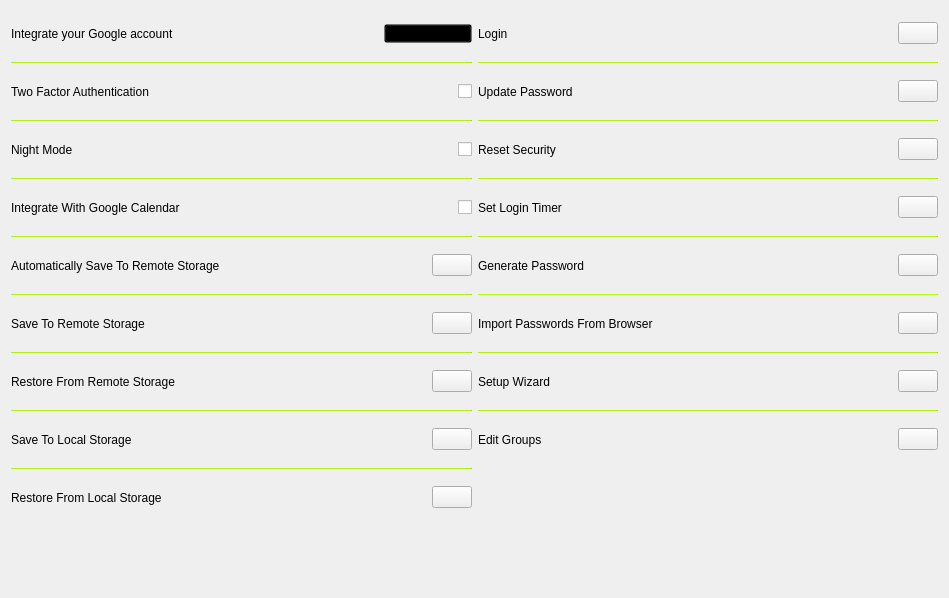
The window that designs/xml/settings_tab.ui (daniel-deru/WorkMate-3.0) describes before a commit, drawn with Qt 5.
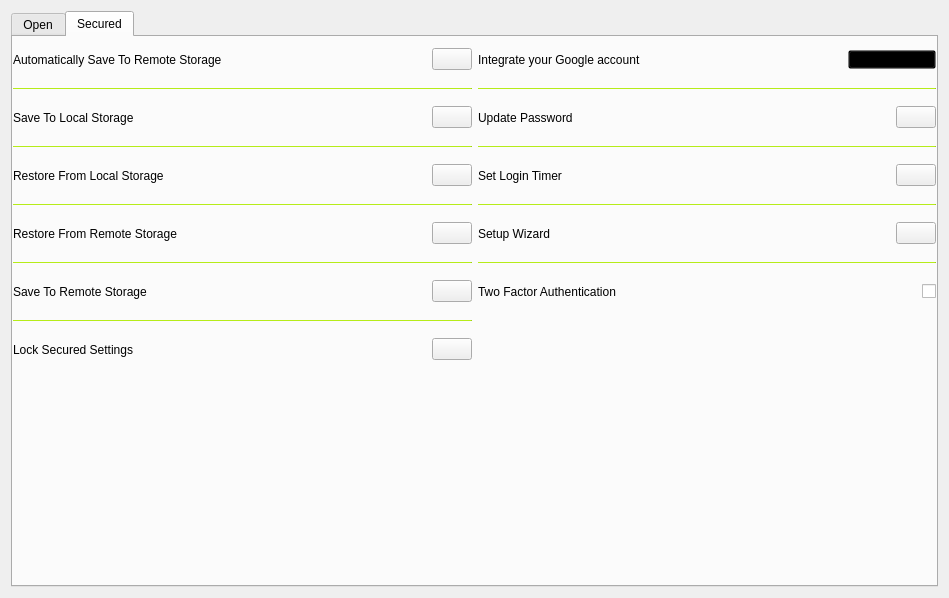
The same window after the commit. The open tabs and pages were chosen to show the change.

Commit message: separated settings into open and secured settings. disconnected login state from vault with login state in settings

Diff of the .ui file:
```diff
--- a/designs/xml/settings_tab.ui
+++ b/designs/xml/settings_tab.ui
@@ -15,16 +15,38 @@
   </property>
   <layout class="QHBoxLayout" name="horizontalLayout_5">
    <item>
-    <layout class="QVBoxLayout" name="verticalLayout">
-     <property name="spacing">
-      <number>6</number>
+    <widget class="QTabWidget" name="tab_widget_settings">
+     <property name="cursor">
+      <cursorShape>ArrowCursor</cursorShape>
      </property>
+     <property name="currentIndex">
+      <number>0</number>
+     </property>
+     <widget class="QWidget" name="tab_open">
+      <attribute name="title">
+       <string>Open</string>
+      </attribute>
+      <layout class="QHBoxLayout" name="horizontalLayout_18">
+       <property name="leftMargin">
+        <number>0</number>
+       </property>
+       <property name="topMargin">
+        <number>0</number>
+       </property>
+       <property name="rightMargin">
+        <number>0</number>
+       </property>
+       <property name="bottomMargin">
+        <number>0</number>
+       </property>
      <item>
-      <layout class="QHBoxLayout" name="horizontalLayout_13">
+        <layout class="QVBoxLayout" name="verticalLayout_4">
        <item>
-        <widget class="QLabel" name="lbl_google_integration">
+          <layout class="QHBoxLayout" name="horizontalLayout_14">
+           <item>
+            <widget class="QLabel" name="lbl_groups">
          <property name="sizePolicy">
-          <sizepolicy hsizetype="Expanding" vsizetype="Fixed">
+              <sizepolicy hsizetype="Expanding" vsizetype="Preferred">
            <horstretch>0</horstretch>
            <verstretch>0</verstretch>
           </sizepolicy>
@@ -36,28 +58,24 @@
           </size>
          </property>
          <property name="text">
-          <string>Integrate your Google account</string>
+              <string>Edit Groups</string>
          </property>
         </widget>
        </item>
        <item>
-        <widget class="QToolButton" name="btn_google">
+            <widget class="QPushButton" name="btn_groups">
          <property name="cursor">
           <cursorShape>PointingHandCursor</cursorShape>
          </property>
-         <property name="styleSheet">
-          <string notr="true">background-color: transparent;
-padding: 0px;</string>
-         </property>
          <property name="text">
-          <string>Google Button</string>
+              <string/>
          </property>
         </widget>
        </item>
       </layout>
      </item>
      <item>
-      <widget class="QFrame" name="frame">
+          <widget class="Line" name="line">
        <property name="maximumSize">
         <size>
          <width>16777215</width>
@@ -65,23 +83,17 @@
         </size>
        </property>
        <property name="styleSheet">
-        <string notr="true">background:#9ecd16;</string>
-       </property>
-       <property name="frameShape">
-        <enum>QFrame::HLine</enum>
-       </property>
-       <property name="frameShadow">
-        <enum>QFrame::Sunken</enum>
-       </property>
-       <property name="lineWidth">
-        <number>1</number>
-       </property>
+            <string notr="true">background-color: #9ecd16;</string>
+           </property>
+           <property name="orientation">
+            <enum>Qt::Horizontal</enum>
+           </property>
       </widget>
      </item>
      <item>
-      <layout class="QHBoxLayout" name="horizontalLayout_7">
+          <layout class="QHBoxLayout" name="horizontalLayout_12">
        <item>
-        <widget class="QLabel" name="lbl_2fa">
+            <widget class="QLabel" name="lbl_generate_password">
          <property name="sizePolicy">
           <sizepolicy hsizetype="Expanding" vsizetype="Fixed">
            <horstretch>0</horstretch>
@@ -94,19 +106,13 @@
            <height>45</height>
           </size>
          </property>
-         <property name="maximumSize">
-          <size>
-           <width>16777215</width>
-           <height>16777215</height>
-          </size>
-         </property>
          <property name="text">
-          <string>Two Factor Authentication</string>
+              <string>Generate Password</string>
          </property>
         </widget>
        </item>
        <item>
-        <widget class="QCheckBox" name="chkbox_2fa">
+            <widget class="QPushButton" name="btn_generate_password">
          <property name="cursor">
           <cursorShape>PointingHandCursor</cursorShape>
          </property>
@@ -118,7 +124,7 @@
       </layout>
      </item>
      <item>
-      <widget class="QFrame" name="frame_6">
+          <widget class="Line" name="line_2">
        <property name="maximumSize">
         <size>
          <width>16777215</width>
@@ -126,13 +132,10 @@
         </size>
        </property>
        <property name="styleSheet">
-        <string notr="true">background: #9ecd16;</string>
-       </property>
-       <property name="frameShape">
-        <enum>QFrame::HLine</enum>
-       </property>
-       <property name="frameShadow">
-        <enum>QFrame::Sunken</enum>
+            <string notr="true">background-color: #9ecd16;</string>
+           </property>
+           <property name="orientation">
+            <enum>Qt::Horizontal</enum>
        </property>
       </widget>
      </item>
@@ -176,7 +179,7 @@
       </layout>
      </item>
      <item>
-      <widget class="QFrame" name="frame_7">
+          <widget class="Line" name="line_3">
        <property name="maximumSize">
         <size>
          <width>16777215</width>
@@ -184,16 +187,10 @@
         </size>
        </property>
        <property name="styleSheet">
-        <string notr="true">background: #9ecd16;</string>
-       </property>
-       <property name="frameShape">
-        <enum>QFrame::HLine</enum>
-       </property>
-       <property name="frameShadow">
-        <enum>QFrame::Sunken</enum>
-       </property>
-       <property name="lineWidth">
-        <number>1</number>
+            <string notr="true">background-color: #9ecd16;</string>
+           </property>
+           <property name="orientation">
+            <enum>Qt::Horizontal</enum>
        </property>
       </widget>
      </item>
@@ -237,7 +234,7 @@
       </layout>
      </item>
      <item>
-      <widget class="QFrame" name="frame_8">
+          <widget class="Line" name="line_4">
        <property name="maximumSize">
         <size>
          <width>16777215</width>
@@ -245,16 +242,154 @@
         </size>
        </property>
        <property name="styleSheet">
-        <string notr="true">background: #9ecd16;</string>
-       </property>
-       <property name="frameShape">
-        <enum>QFrame::HLine</enum>
-       </property>
-       <property name="frameShadow">
-        <enum>QFrame::Sunken</enum>
-       </property>
-      </widget>
-     </item>
+            <string notr="true">background-color: #9ecd16;</string>
+           </property>
+           <property name="orientation">
+            <enum>Qt::Horizontal</enum>
+           </property>
+          </widget>
+         </item>
+         <item>
+          <layout class="QHBoxLayout" name="horizontalLayout_8">
+           <item>
+            <widget class="QLabel" name="lbl_forgot_password">
+             <property name="sizePolicy">
+              <sizepolicy hsizetype="Expanding" vsizetype="Preferred">
+               <horstretch>0</horstretch>
+               <verstretch>0</verstretch>
+              </sizepolicy>
+             </property>
+             <property name="minimumSize">
+              <size>
+               <width>0</width>
+               <height>45</height>
+              </size>
+             </property>
+             <property name="text">
+              <string>Reset Security</string>
+             </property>
+            </widget>
+           </item>
+           <item>
+            <widget class="QPushButton" name="btn_forgot_password">
+             <property name="sizePolicy">
+              <sizepolicy hsizetype="Minimum" vsizetype="Fixed">
+               <horstretch>0</horstretch>
+               <verstretch>0</verstretch>
+              </sizepolicy>
+             </property>
+             <property name="cursor">
+              <cursorShape>PointingHandCursor</cursorShape>
+             </property>
+             <property name="text">
+              <string/>
+             </property>
+            </widget>
+           </item>
+          </layout>
+         </item>
+         <item>
+          <widget class="Line" name="line_5">
+           <property name="maximumSize">
+            <size>
+             <width>16777215</width>
+             <height>1</height>
+            </size>
+           </property>
+           <property name="styleSheet">
+            <string notr="true">background-color: #9ecd16;</string>
+           </property>
+           <property name="orientation">
+            <enum>Qt::Horizontal</enum>
+           </property>
+          </widget>
+         </item>
+         <item>
+          <layout class="QHBoxLayout" name="horizontalLayout">
+           <item>
+            <widget class="QLabel" name="lbl_browser_web_import">
+             <property name="sizePolicy">
+              <sizepolicy hsizetype="Expanding" vsizetype="Preferred">
+               <horstretch>0</horstretch>
+               <verstretch>0</verstretch>
+              </sizepolicy>
+             </property>
+             <property name="minimumSize">
+              <size>
+               <width>0</width>
+               <height>45</height>
+              </size>
+             </property>
+             <property name="text">
+              <string>Import Passwords From Browser</string>
+             </property>
+            </widget>
+           </item>
+           <item>
+            <widget class="QPushButton" name="btn_browser_web_import">
+             <property name="cursor">
+              <cursorShape>PointingHandCursor</cursorShape>
+             </property>
+             <property name="text">
+              <string/>
+             </property>
+            </widget>
+           </item>
+          </layout>
+         </item>
+         <item>
+          <spacer name="verticalSpacer_3">
+           <property name="orientation">
+            <enum>Qt::Vertical</enum>
+           </property>
+           <property name="sizeHint" stdset="0">
+            <size>
+             <width>20</width>
+             <height>40</height>
+            </size>
+           </property>
+          </spacer>
+         </item>
+        </layout>
+       </item>
+       <item>
+        <layout class="QVBoxLayout" name="verticalLayout_5">
+         <item>
+          <spacer name="horizontalSpacer">
+           <property name="orientation">
+            <enum>Qt::Horizontal</enum>
+           </property>
+           <property name="sizeHint" stdset="0">
+            <size>
+             <width>40</width>
+             <height>20</height>
+            </size>
+           </property>
+          </spacer>
+         </item>
+        </layout>
+       </item>
+      </layout>
+     </widget>
+     <widget class="QWidget" name="tab_secured">
+      <attribute name="title">
+       <string>Secured</string>
+      </attribute>
+      <layout class="QHBoxLayout" name="horizontalLayout_6">
+       <property name="leftMargin">
+        <number>0</number>
+       </property>
+       <property name="topMargin">
+        <number>0</number>
+       </property>
+       <property name="rightMargin">
+        <number>0</number>
+       </property>
+       <property name="bottomMargin">
+        <number>0</number>
+       </property>
+       <item>
+        <layout class="QVBoxLayout" name="verticalLayout">
      <item>
       <layout class="QHBoxLayout" name="horizontalLayout_10">
        <item>
@@ -295,7 +430,7 @@
       </layout>
      </item>
      <item>
-      <widget class="QFrame" name="frame_9">
+          <widget class="Line" name="line_6">
        <property name="maximumSize">
         <size>
          <width>16777215</width>
@@ -303,138 +438,10 @@
         </size>
        </property>
        <property name="styleSheet">
-        <string notr="true">background: #9ecd16;</string>
-       </property>
-       <property name="frameShape">
-        <enum>QFrame::HLine</enum>
-       </property>
-       <property name="frameShadow">
-        <enum>QFrame::Sunken</enum>
-       </property>
-      </widget>
-     </item>
-     <item>
-      <layout class="QHBoxLayout" name="horizontalLayout_2">
-       <property name="topMargin">
-        <number>0</number>
-       </property>
-       <property name="bottomMargin">
-        <number>0</number>
-       </property>
-       <item>
-        <widget class="QLabel" name="lbl_save_remote">
-         <property name="sizePolicy">
-          <sizepolicy hsizetype="Expanding" vsizetype="Fixed">
-           <horstretch>0</horstretch>
-           <verstretch>0</verstretch>
-          </sizepolicy>
-         </property>
-         <property name="minimumSize">
-          <size>
-           <width>0</width>
-           <height>45</height>
-          </size>
-         </property>
-         <property name="text">
-          <string>Save To Remote Storage</string>
-         </property>
-        </widget>
-       </item>
-       <item>
-        <widget class="QPushButton" name="btn_save_google_drive">
-         <property name="sizePolicy">
-          <sizepolicy hsizetype="Minimum" vsizetype="Fixed">
-           <horstretch>0</horstretch>
-           <verstretch>0</verstretch>
-          </sizepolicy>
-         </property>
-         <property name="cursor">
-          <cursorShape>PointingHandCursor</cursorShape>
-         </property>
-         <property name="text">
-          <string/>
-         </property>
-        </widget>
-       </item>
-      </layout>
-     </item>
-     <item>
-      <widget class="QFrame" name="frame_10">
-       <property name="maximumSize">
-        <size>
-         <width>16777215</width>
-         <height>1</height>
-        </size>
-       </property>
-       <property name="styleSheet">
-        <string notr="true">background: #9ecd16;</string>
-       </property>
-       <property name="frameShape">
-        <enum>QFrame::HLine</enum>
-       </property>
-       <property name="frameShadow">
-        <enum>QFrame::Sunken</enum>
-       </property>
-      </widget>
-     </item>
-     <item>
-      <layout class="QHBoxLayout" name="horizontalLayout_11">
-       <item>
-        <widget class="QLabel" name="lbl_restore_remote">
-         <property name="sizePolicy">
-          <sizepolicy hsizetype="Expanding" vsizetype="Fixed">
-           <horstretch>0</horstretch>
-           <verstretch>0</verstretch>
-          </sizepolicy>
-         </property>
-         <property name="minimumSize">
-          <size>
-           <width>0</width>
-           <height>45</height>
-          </size>
-         </property>
-         <property name="text">
-          <string>Restore From Remote Storage</string>
-         </property>
-        </widget>
-       </item>
-       <item>
-        <widget class="QPushButton" name="btn_google_drive_sync">
-         <property name="sizePolicy">
-          <sizepolicy hsizetype="Minimum" vsizetype="Fixed">
-           <horstretch>0</horstretch>
-           <verstretch>0</verstretch>
-          </sizepolicy>
-         </property>
-         <property name="cursor">
-          <cursorShape>PointingHandCursor</cursorShape>
-         </property>
-         <property name="text">
-          <string/>
-         </property>
-        </widget>
-       </item>
-      </layout>
-     </item>
-     <item>
-      <widget class="QFrame" name="frame_2">
-       <property name="maximumSize">
-        <size>
-         <width>16777215</width>
-         <height>1</height>
-        </size>
-       </property>
-       <property name="styleSheet">
-        <string notr="true">background: #9ecd16;</string>
-       </property>
-       <property name="frameShape">
-        <enum>QFrame::HLine</enum>
-       </property>
-       <property name="frameShadow">
-        <enum>QFrame::Sunken</enum>
-       </property>
-       <property name="lineWidth">
-        <number>1</number>
+            <string notr="true">background-color: #9ecd16;</string>
+           </property>
+           <property name="orientation">
+            <enum>Qt::Horizontal</enum>
        </property>
       </widget>
      </item>
@@ -472,7 +479,7 @@
       </layout>
      </item>
      <item>
-      <widget class="QFrame" name="frame_11">
+          <widget class="Line" name="line_8">
        <property name="maximumSize">
         <size>
          <width>16777215</width>
@@ -480,13 +487,10 @@
         </size>
        </property>
        <property name="styleSheet">
-        <string notr="true">background: #9ecd16;</string>
-       </property>
-       <property name="frameShape">
-        <enum>QFrame::HLine</enum>
-       </property>
-       <property name="frameShadow">
-        <enum>QFrame::Sunken</enum>
+            <string notr="true">background-color: #9ecd16;</string>
+           </property>
+           <property name="orientation">
+            <enum>Qt::Horizontal</enum>
        </property>
       </widget>
      </item>
@@ -524,7 +528,172 @@
       </layout>
      </item>
      <item>
-      <spacer name="verticalSpacer_2">
+          <widget class="Line" name="line_10">
+           <property name="maximumSize">
+            <size>
+             <width>16777215</width>
+             <height>1</height>
+            </size>
+           </property>
+           <property name="styleSheet">
+            <string notr="true">background-color: #9ecd16;</string>
+           </property>
+           <property name="orientation">
+            <enum>Qt::Horizontal</enum>
+           </property>
+          </widget>
+         </item>
+         <item>
+          <layout class="QHBoxLayout" name="horizontalLayout_11">
+           <item>
+            <widget class="QLabel" name="lbl_restore_remote">
+             <property name="sizePolicy">
+              <sizepolicy hsizetype="Expanding" vsizetype="Fixed">
+               <horstretch>0</horstretch>
+               <verstretch>0</verstretch>
+              </sizepolicy>
+             </property>
+             <property name="minimumSize">
+              <size>
+               <width>0</width>
+               <height>45</height>
+              </size>
+             </property>
+             <property name="text">
+              <string>Restore From Remote Storage</string>
+             </property>
+            </widget>
+           </item>
+           <item>
+            <widget class="QPushButton" name="btn_google_drive_sync">
+             <property name="sizePolicy">
+              <sizepolicy hsizetype="Minimum" vsizetype="Fixed">
+               <horstretch>0</horstretch>
+               <verstretch>0</verstretch>
+              </sizepolicy>
+             </property>
+             <property name="cursor">
+              <cursorShape>PointingHandCursor</cursorShape>
+             </property>
+             <property name="text">
+              <string/>
+             </property>
+            </widget>
+           </item>
+          </layout>
+         </item>
+         <item>
+          <widget class="Line" name="line_11">
+           <property name="maximumSize">
+            <size>
+             <width>16777215</width>
+             <height>1</height>
+            </size>
+           </property>
+           <property name="styleSheet">
+            <string notr="true">background-color: #9ecd16;</string>
+           </property>
+           <property name="orientation">
+            <enum>Qt::Horizontal</enum>
+           </property>
+          </widget>
+         </item>
+         <item>
+          <layout class="QHBoxLayout" name="horizontalLayout_2">
+           <property name="topMargin">
+            <number>0</number>
+           </property>
+           <property name="bottomMargin">
+            <number>0</number>
+           </property>
+           <item>
+            <widget class="QLabel" name="lbl_save_remote">
+             <property name="sizePolicy">
+              <sizepolicy hsizetype="Expanding" vsizetype="Fixed">
+               <horstretch>0</horstretch>
+               <verstretch>0</verstretch>
+              </sizepolicy>
+             </property>
+             <property name="minimumSize">
+              <size>
+               <width>0</width>
+               <height>45</height>
+              </size>
+             </property>
+             <property name="text">
+              <string>Save To Remote Storage</string>
+             </property>
+            </widget>
+           </item>
+           <item>
+            <widget class="QPushButton" name="btn_save_google_drive">
+             <property name="sizePolicy">
+              <sizepolicy hsizetype="Minimum" vsizetype="Fixed">
+               <horstretch>0</horstretch>
+               <verstretch>0</verstretch>
+              </sizepolicy>
+             </property>
+             <property name="cursor">
+              <cursorShape>PointingHandCursor</cursorShape>
+             </property>
+             <property name="text">
+              <string/>
+             </property>
+            </widget>
+           </item>
+          </layout>
+         </item>
+         <item>
+          <widget class="Line" name="line_14">
+           <property name="maximumSize">
+            <size>
+             <width>16777215</width>
+             <height>1</height>
+            </size>
+           </property>
+           <property name="styleSheet">
+            <string notr="true">background-color: #9ecd16;</string>
+           </property>
+           <property name="orientation">
+            <enum>Qt::Horizontal</enum>
+           </property>
+          </widget>
+         </item>
+         <item>
+          <layout class="QHBoxLayout" name="horizontalLayout_19">
+           <item>
+            <widget class="QLabel" name="lbl_lock">
+             <property name="sizePolicy">
+              <sizepolicy hsizetype="Expanding" vsizetype="Preferred">
+               <horstretch>0</horstretch>
+               <verstretch>0</verstretch>
+              </sizepolicy>
+             </property>
+             <property name="minimumSize">
+              <size>
+               <width>0</width>
+               <height>45</height>
+              </size>
+             </property>
+             <property name="text">
+              <string>Lock Secured Settings</string>
+             </property>
+            </widget>
+           </item>
+           <item>
+            <widget class="QPushButton" name="btn_lock">
+             <property name="cursor">
+              <cursorShape>PointingHandCursor</cursorShape>
+             </property>
+             <property name="text">
+              <string/>
+             </property>
+            </widget>
+           </item>
+          </layout>
+         </item>
+         <item>
+          <spacer name="verticalSpacer">
        <property name="orientation">
         <enum>Qt::Vertical</enum>
        </property>
@@ -540,21 +709,12 @@
    </item>
    <item>
     <layout class="QVBoxLayout" name="verticalLayout_2">
-     <property name="spacing">
-      <number>6</number>
-     </property>
      <item>
-      <layout class="QHBoxLayout" name="horizontalLayout_6">
-       <property name="topMargin">
-        <number>0</number>
-       </property>
-       <property name="bottomMargin">
-        <number>0</number>
-       </property>
+          <layout class="QHBoxLayout" name="horizontalLayout_13">
        <item>
-        <widget class="QLabel" name="lbl_login">
+            <widget class="QLabel" name="lbl_google_integration">
          <property name="sizePolicy">
-          <sizepolicy hsizetype="Expanding" vsizetype="Preferred">
+              <sizepolicy hsizetype="Expanding" vsizetype="Fixed">
            <horstretch>0</horstretch>
            <verstretch>0</verstretch>
           </sizepolicy>
@@ -566,30 +726,28 @@
           </size>
          </property>
          <property name="text">
-          <string>Login</string>
+              <string>Integrate your Google account</string>
          </property>
         </widget>
        </item>
        <item>
-        <widget class="QPushButton" name="btn_login">
-         <property name="sizePolicy">
-          <sizepolicy hsizetype="Minimum" vsizetype="Fixed">
-           <horstretch>0</horstretch>
-           <verstretch>0</verstretch>
-          </sizepolicy>
-         </property>
+            <widget class="QToolButton" name="btn_google">
          <property name="cursor">
           <cursorShape>PointingHandCursor</cursorShape>
          </property>
+             <property name="styleSheet">
+              <string notr="true">background-color: transparent;
+padding: 0px;</string>
+             </property>
          <property name="text">
-          <string/>
+              <string>Google Button</string>
          </property>
         </widget>
        </item>
       </layout>
      </item>
      <item>
-      <widget class="QFrame" name="frame_14">
+          <widget class="Line" name="line_13">
        <property name="maximumSize">
         <size>
          <width>16777215</width>
@@ -597,13 +755,10 @@
         </size>
        </property>
        <property name="styleSheet">
-        <string notr="true">background: #9ecd16;</string>
-       </property>
-       <property name="frameShape">
-        <enum>QFrame::HLine</enum>
-       </property>
-       <property name="frameShadow">
-        <enum>QFrame::Sunken</enum>
+            <string notr="true">background-color: #9ecd16;</string>
+           </property>
+           <property name="orientation">
+            <enum>Qt::Horizontal</enum>
        </property>
       </widget>
      </item>
@@ -641,7 +796,7 @@
       </layout>
      </item>
      <item>
-      <widget class="QFrame" name="frame_4">
+          <widget class="Line" name="line_7">
        <property name="maximumSize">
         <size>
          <width>16777215</width>
@@ -649,71 +804,10 @@
         </size>
        </property>
        <property name="styleSheet">
-        <string notr="true">background: #9ecd16;</string>
-       </property>
-       <property name="frameShape">
-        <enum>QFrame::HLine</enum>
-       </property>
-       <property name="frameShadow">
-        <enum>QFrame::Sunken</enum>
-       </property>
-      </widget>
-     </item>
-     <item>
-      <layout class="QHBoxLayout" name="horizontalLayout_8">
-       <item>
-        <widget class="QLabel" name="lbl_forgot_password">
-         <property name="sizePolicy">
-          <sizepolicy hsizetype="Expanding" vsizetype="Preferred">
-           <horstretch>0</horstretch>
-           <verstretch>0</verstretch>
-          </sizepolicy>
-         </property>
-         <property name="minimumSize">
-          <size>
-           <width>0</width>
-           <height>45</height>
-          </size>
-         </property>
-         <property name="text">
-          <string>Reset Security</string>
-         </property>
-        </widget>
-       </item>
-       <item>
-        <widget class="QPushButton" name="btn_forgot_password">
-         <property name="sizePolicy">
-          <sizepolicy hsizetype="Minimum" vsizetype="Fixed">
-           <horstretch>0</horstretch>
-           <verstretch>0</verstretch>
-          </sizepolicy>
-         </property>
-         <property name="cursor">
-          <cursorShape>PointingHandCursor</cursorShape>
-         </property>
-         <property name="text">
-          <string/>
-         </property>
-        </widget>
-       </item>
-      </layout>
-     </item>
-     <item>
-      <widget class="QFrame" name="frame_15">
-       <property name="maximumSize">
-        <size>
-         <width>16777215</width>
-         <height>1</height>
-        </size>
-       </property>
-       <property name="styleSheet">
-        <string notr="true">background: #9ecd16;</string>
-       </property>
-       <property name="frameShape">
-        <enum>QFrame::HLine</enum>
-       </property>
-       <property name="frameShadow">
-        <enum>QFrame::Sunken</enum>
+            <string notr="true">background-color: #9ecd16;</string>
+           </property>
+           <property name="orientation">
+            <enum>Qt::Horizontal</enum>
        </property>
       </widget>
      </item>
@@ -751,13 +845,7 @@
       </layout>
      </item>
      <item>
-      <widget class="QFrame" name="frame_3">
-       <property name="sizePolicy">
-        <sizepolicy hsizetype="Minimum" vsizetype="Fixed">
-         <horstretch>0</horstretch>
-         <verstretch>0</verstretch>
-        </sizepolicy>
-       </property>
+          <widget class="Line" name="line_12">
        <property name="maximumSize">
         <size>
          <width>16777215</width>
@@ -765,129 +853,10 @@
         </size>
        </property>
        <property name="styleSheet">
-        <string notr="true">background: #9ecd16;</string>
-       </property>
-       <property name="frameShape">
-        <enum>QFrame::HLine</enum>
-       </property>
-       <property name="frameShadow">
-        <enum>QFrame::Sunken</enum>
-       </property>
-       <property name="lineWidth">
-        <number>1</number>
-       </property>
-       <property name="midLineWidth">
-        <number>0</number>
-       </property>
-      </widget>
-     </item>
-     <item>
-      <layout class="QHBoxLayout" name="horizontalLayout_12">
-       <item>
-        <widget class="QLabel" name="lbl_generate_password">
-         <property name="sizePolicy">
-          <sizepolicy hsizetype="Expanding" vsizetype="Fixed">
-           <horstretch>0</horstretch>
-           <verstretch>0</verstretch>
-          </sizepolicy>
-         </property>
-         <property name="minimumSize">
-          <size>
-           <width>0</width>
-           <height>45</height>
-          </size>
-         </property>
-         <property name="text">
-          <string>Generate Password</string>
-         </property>
-        </widget>
-       </item>
-       <item>
-        <widget class="QPushButton" name="btn_generate_password">
-         <property name="cursor">
-          <cursorShape>PointingHandCursor</cursorShape>
-         </property>
-         <property name="text">
-          <string/>
-         </property>
-        </widget>
-       </item>
-      </layout>
-     </item>
-     <item>
-      <widget class="QFrame" name="frame_5">
-       <property name="maximumSize">
-        <size>
-         <width>16777215</width>
-         <height>1</height>
-        </size>
-       </property>
-       <property name="styleSheet">
-        <string notr="true">background: #9edc16;</string>
-       </property>
-       <property name="frameShape">
-        <enum>QFrame::HLine</enum>
-       </property>
-       <property name="frameShadow">
-        <enum>QFrame::Sunken</enum>
-       </property>
-      </widget>
-     </item>
-     <item>
-      <layout class="QHBoxLayout" name="horizontalLayout">
-       <item>
-        <widget class="QLabel" name="lbl_browser_web_import">
-         <property name="sizePolicy">
-          <sizepolicy hsizetype="Expanding" vsizetype="Preferred">
-           <horstretch>0</horstretch>
-           <verstretch>0</verstretch>
-          </sizepolicy>
-         </property>
-         <property name="minimumSize">
-          <size>
-           <width>0</width>
-           <height>45</height>
-          </size>
-         </property>
-         <property name="text">
-          <string>Import Passwords From Browser</string>
-         </property>
-        </widget>
-       </item>
-       <item>
-        <widget class="QPushButton" name="btn_browser_web_import">
-         <property name="cursor">
-          <cursorShape>PointingHandCursor</cursorShape>
-         </property>
-         <property name="text">
-          <string/>
-         </property>
-        </widget>
-       </item>
-      </layout>
-     </item>
-     <item>
-      <widget class="QFrame" name="frame_12">
-       <property name="sizePolicy">
-        <sizepolicy hsizetype="Minimum" vsizetype="Fixed">
-         <horstretch>0</horstretch>
-         <verstretch>0</verstretch>
-        </sizepolicy>
-       </property>
-       <property name="maximumSize">
-        <size>
-         <width>16777215</width>
-         <height>1</height>
-        </size>
-       </property>
-       <property name="styleSheet">
-        <string notr="true">background: #9ecd16;</string>
-       </property>
-       <property name="frameShape">
-        <enum>QFrame::HLine</enum>
-       </property>
-       <property name="frameShadow">
-        <enum>QFrame::Sunken</enum>
+            <string notr="true">background-color: #9ecd16;</string>
+           </property>
+           <property name="orientation">
+            <enum>Qt::Horizontal</enum>
        </property>
       </widget>
      </item>
@@ -925,7 +894,7 @@
       </layout>
      </item>
      <item>
-      <widget class="QFrame" name="frame_13">
+          <widget class="Line" name="line_9">
        <property name="maximumSize">
         <size>
          <width>16777215</width>
@@ -933,22 +902,19 @@
         </size>
        </property>
        <property name="styleSheet">
-        <string notr="true">background: #9ecd16;</string>
-       </property>
-       <property name="frameShape">
-        <enum>QFrame::HLine</enum>
-       </property>
-       <property name="frameShadow">
-        <enum>QFrame::Sunken</enum>
+            <string notr="true">background-color: #9ecd16;</string>
+           </property>
+           <property name="orientation">
+            <enum>Qt::Horizontal</enum>
        </property>
       </widget>
      </item>
      <item>
-      <layout class="QHBoxLayout" name="horizontalLayout_14">
+          <layout class="QHBoxLayout" name="horizontalLayout_7">
        <item>
-        <widget class="QLabel" name="lbl_groups">
+            <widget class="QLabel" name="lbl_2fa">
          <property name="sizePolicy">
-          <sizepolicy hsizetype="Expanding" vsizetype="Preferred">
+              <sizepolicy hsizetype="Expanding" vsizetype="Fixed">
            <horstretch>0</horstretch>
            <verstretch>0</verstretch>
           </sizepolicy>
@@ -959,13 +925,19 @@
            <height>45</height>
           </size>
          </property>
+             <property name="maximumSize">
+              <size>
+               <width>16777215</width>
+               <height>16777215</height>
+              </size>
+             </property>
          <property name="text">
-          <string>Edit Groups</string>
+              <string>Two Factor Authentication</string>
          </property>
         </widget>
        </item>
        <item>
-        <widget class="QPushButton" name="btn_groups">
+            <widget class="QCheckBox" name="chkbox_2fa">
          <property name="cursor">
           <cursorShape>PointingHandCursor</cursorShape>
          </property>
@@ -977,7 +949,7 @@
       </layout>
      </item>
      <item>
-      <spacer name="verticalSpacer">
+          <spacer name="verticalSpacer_2">
        <property name="orientation">
         <enum>Qt::Vertical</enum>
        </property>
@@ -990,6 +962,10 @@
       </spacer>
      </item>
     </layout>
+       </item>
+      </layout>
+     </widget>
+    </widget>
    </item>
   </layout>
  </widget>
```
Lines whose indentation alone changed are shown as unchanged. The commit also changes 8 other files.
